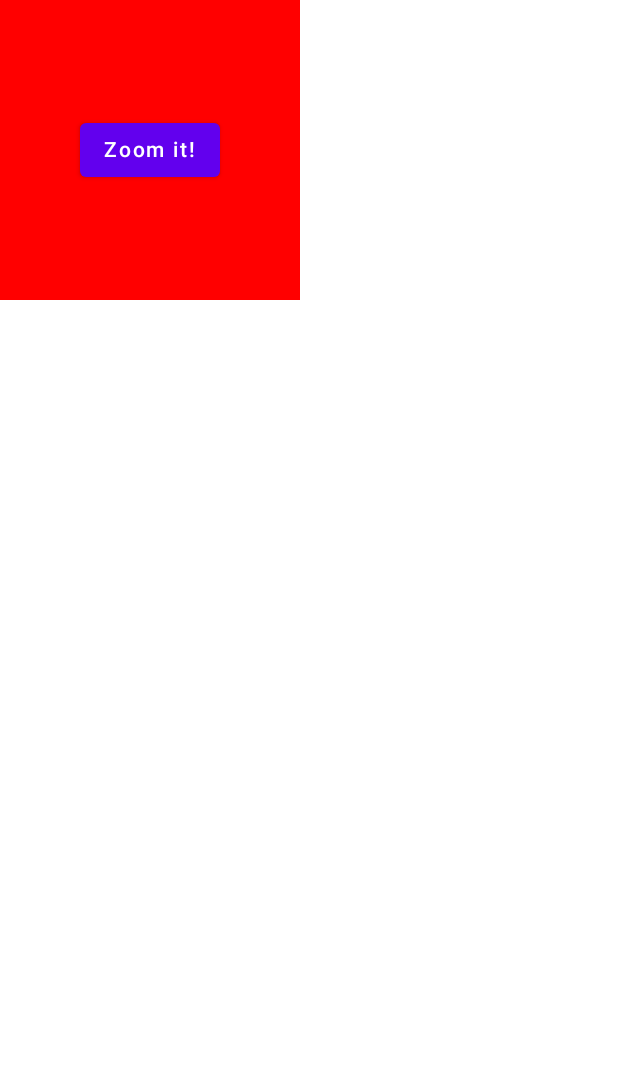
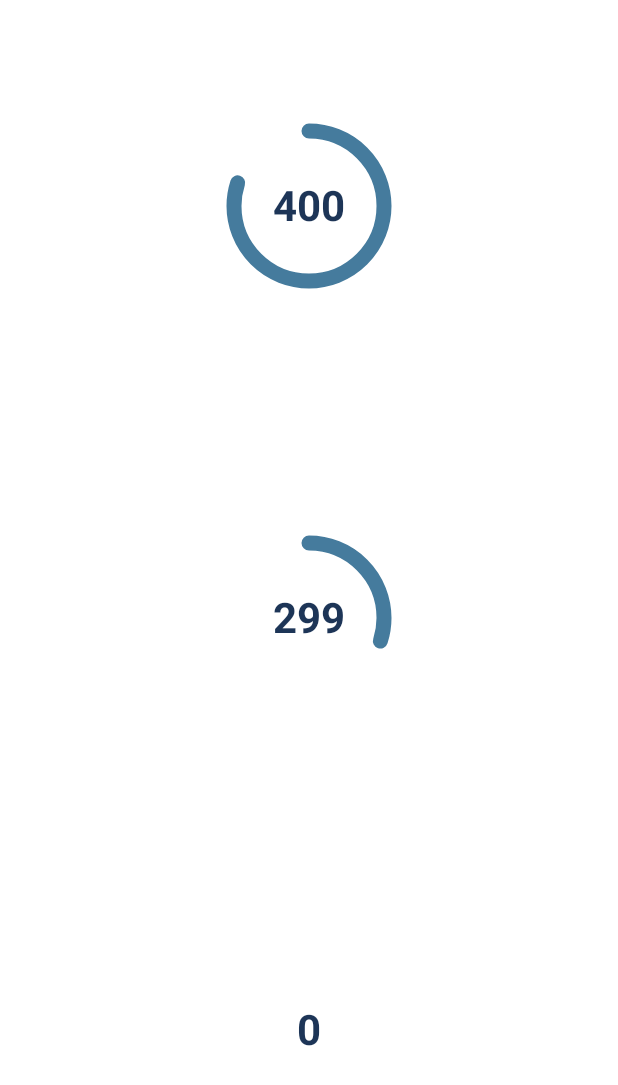
Before and after one commit to Yash-Raj-Singh/FirstCompose, an Android app built with Jetpack Compose: the first screen one second after launch (MainActivity), on a phone screen of 412 x 824 dp. Shown: the top 1085 px of the screen. Run offline under Robolectric (Android 15) with nearby library versions, the phone set to English and light mode, and no system bars; our stand-ins replace constraintlayout-compose.

Commit message:
Learned to make circular progress bar...

```diff
--- a/app/src/main/java/com/example/firstcompose/MainActivity.kt
+++ b/app/src/main/java/com/example/firstcompose/MainActivity.kt
@@ -6,6 +6,7 @@ import androidx.activity.ComponentActivity
 import androidx.activity.compose.setContent
 import androidx.compose.animation.animateColor
 import androidx.compose.animation.core.*
+import androidx.compose.foundation.Canvas
 import androidx.compose.foundation.background
 import androidx.compose.foundation.layout.*
 import androidx.compose.foundation.lazy.LazyColumn
@@ -18,9 +19,14 @@ import androidx.compose.runtime.*
 import androidx.compose.ui.Alignment
 import androidx.compose.ui.Modifier
 import androidx.compose.ui.graphics.Color
+import androidx.compose.ui.graphics.PaintingStyle.Companion.Stroke
+import androidx.compose.ui.graphics.StrokeCap
+import androidx.compose.ui.graphics.drawscope.Stroke
 import androidx.compose.ui.layout.layoutId
 import androidx.compose.ui.text.font.FontWeight
 import androidx.compose.ui.text.style.TextAlign
+import androidx.compose.ui.unit.Dp
+import androidx.compose.ui.unit.TextUnit
 import androidx.compose.ui.unit.dp
 import androidx.compose.ui.unit.sp
 import androidx.constraintlayout.compose.ChainStyle
@@ -35,54 +41,72 @@ class MainActivity : ComponentActivity() {
     override fun onCreate(savedInstanceState: Bundle?) {
         super.onCreate(savedInstanceState)
         setContent {
-
-            var sizeState by remember{ mutableStateOf(200.dp)}
-
-            val size by animateDpAsState(
-                targetValue = sizeState,
-
-                tween(1000)
-
-//                tween(
-//                    500,
-//                    250,
-//                    easing = LinearOutSlowInEasing
-//                )
-
-//            spring(
-//                Spring.DampingRatioHighBouncy
-//            )
-
-//                keyframes {
-//                    durationMillis = 5000
-//
-//                    sizeState at 0 with LinearEasing
-//                    sizeState * 1.5f at 1000 with FastOutLinearInEasing
-//                    sizeState * 2f at 5000
-//                }
-            )
-
-            val infiniteTransition = rememberInfiniteTransition()
-
-            val color by infiniteTransition.animateColor(
-                initialValue = Color.Cyan,
-                targetValue = Color.Red,
-                animationSpec = infiniteRepeatable(
-                    tween(2000),
-                    repeatMode = RepeatMode.Reverse
-                )
-            )
-
-            Box(modifier = Modifier
-                .size(size)
-                .background(color),
-            contentAlignment = Alignment.Center){
-                Button( onClick = {
-                    sizeState += 30.dp
-                }) {
-                    Text(text = "Zoom it!")
+                Box(
+                    contentAlignment = Alignment.Center,
+                    modifier = Modifier.fillMaxSize()
+                ){
+                    Column(modifier = Modifier.fillMaxSize(),
+                        horizontalAlignment = Alignment.CenterHorizontally,
+                        verticalArrangement = Arrangement.SpaceAround
+                        ) {
+                        circularProgressBar(percent = 0.8f, number = 500, animDelay = 0)
+                        circularProgressBar(percent = 0.3f, number = 1000, animDelay = 1000)
+                        circularProgressBar(percent = 0.65f, number = 2000, animDelay = 2000)
+                    }
                 }
-            }
         }
     }
 }
+
+@Composable
+fun circularProgressBar(
+    percent:Float,
+    number:Int,
+    fontSize : TextUnit = 28.sp,
+    radius : Dp = 50.dp,
+    color : Color = Color(0xff457b9d),
+    strokeWidth : Dp = 10.dp,
+    animDuration:Int = 1000,
+    animDelay:Int
+){
+    var animationPlayed by remember {
+        mutableStateOf(false)
+    }
+
+    val curPercentage = animateFloatAsState(
+        targetValue = if (animationPlayed) percent else 0f,
+        animationSpec = tween(
+            durationMillis = animDuration,
+            delayMillis = animDelay
+        )
+    )
+
+    LaunchedEffect(key1 = true){
+        animationPlayed = true
+    }
+
+
+    Box(
+        contentAlignment = Alignment.Center,
+        modifier = Modifier.size(radius*2f)
+    ){
+        Canvas(modifier = Modifier.size(radius*2f)){
+            drawArc(
+                color = color,
+                -90f,
+                360 * curPercentage.value,
+                useCenter = false,
+                style = Stroke(strokeWidth.toPx(),
+                    cap = StrokeCap.Round
+                    )
+            )
+        }
+
+        Text(text = (curPercentage.value * number).toInt().toString(),
+            color = Color(0xff1d3557),
+            fontSize = fontSize,
+            fontWeight = FontWeight.Bold
+            )
+
+    }
+}
```
